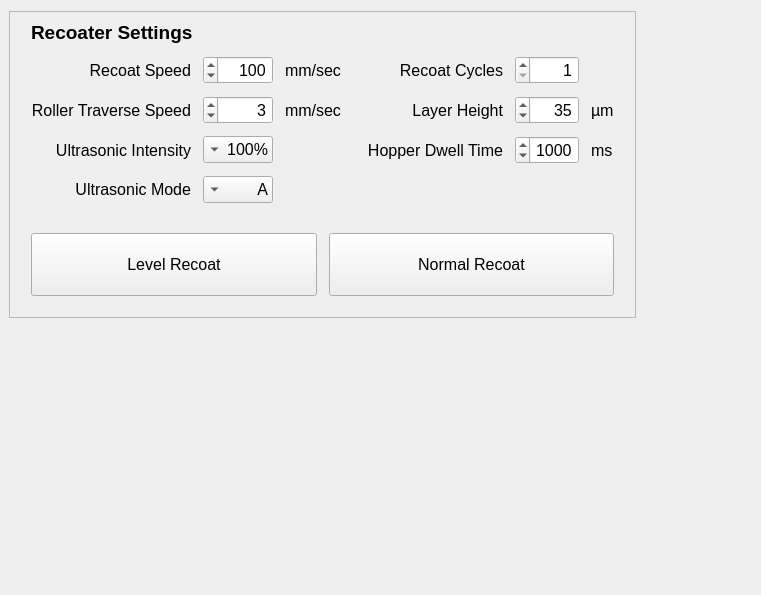
First picture: the form in src/ui/powdersetupwidget.ui, repository BYUCreateResearchLab/CREATE_LAB_Binder_Jet_Printer, before the edit.
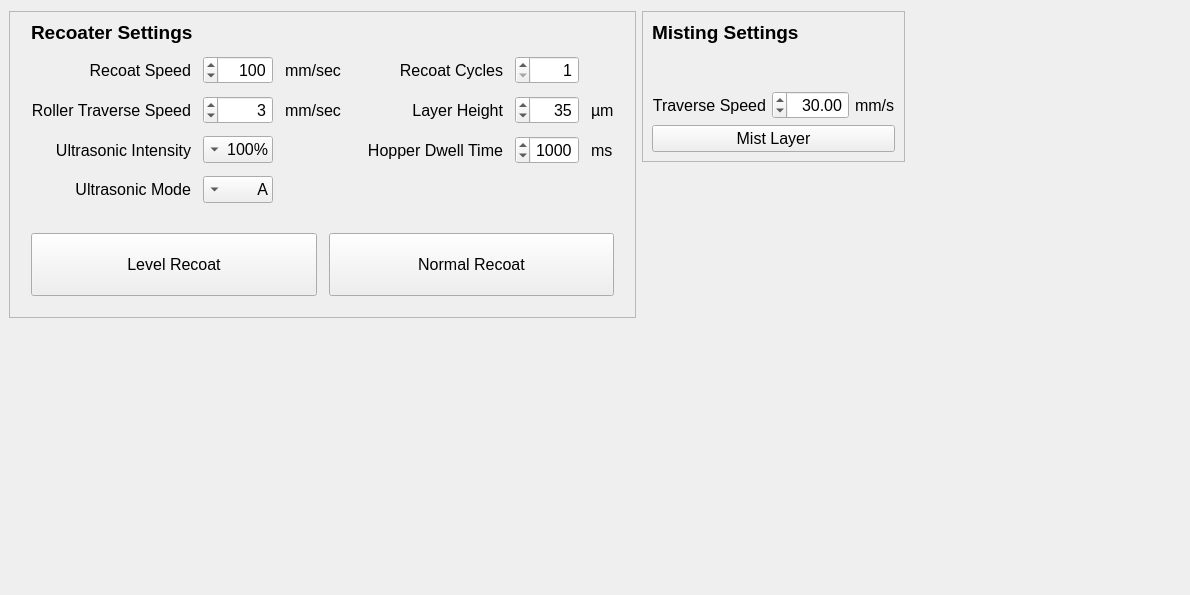
Second picture: the form after the edit.

```diff
--- a/src/ui/powdersetupwidget.ui
+++ b/src/ui/powdersetupwidget.ui
@@ -6,7 +6,7 @@
    <rect>
     <x>0</x>
     <y>0</y>
-    <width>761</width>
+    <width>1190</width>
     <height>595</height>
    </rect>
   </property>
@@ -22,7 +22,20 @@
    <property name="leftMargin">
     <number>9</number>
    </property>
-   <item row="0" column="1">
+   <item row="2" column="0">
+    <spacer name="verticalSpacer">
+     <property name="orientation">
+      <enum>Qt::Vertical</enum>
+     </property>
+     <property name="sizeHint" stdset="0">
+      <size>
+       <width>20</width>
+       <height>40</height>
+      </size>
+     </property>
+    </spacer>
+   </item>
+   <item row="0" column="2">
     <spacer name="horizontalSpacer">
      <property name="orientation">
       <enum>Qt::Horizontal</enum>
@@ -35,20 +48,78 @@
      </property>
     </spacer>
    </item>
-   <item row="1" column="0">
-    <spacer name="verticalSpacer">
-     <property name="orientation">
-      <enum>Qt::Vertical</enum>
+   <item row="0" column="1">
+    <widget class="QFrame" name="mistingFrame">
+     <property name="frameShape">
+      <enum>QFrame::StyledPanel</enum>
      </property>
-     <property name="sizeHint" stdset="0">
-      <size>
-       <width>20</width>
-       <height>40</height>
-      </size>
+     <property name="frameShadow">
+      <enum>QFrame::Sunken</enum>
      </property>
-    </spacer>
+     <layout class="QGridLayout" name="gridLayout">
+      <item row="1" column="1">
+       <widget class="QDoubleSpinBox" name="mistTraverseSpeedSpinBox">
+        <property name="layoutDirection">
+         <enum>Qt::RightToLeft</enum>
+        </property>
+        <property name="alignment">
+         <set>Qt::AlignRight|Qt::AlignTrailing|Qt::AlignVCenter</set>
+        </property>
+        <property name="minimum">
+         <double>1.000000000000000</double>
+        </property>
+        <property name="maximum">
+         <double>150.000000000000000</double>
+        </property>
+        <property name="value">
+         <double>30.000000000000000</double>
+        </property>
+       </widget>
+      </item>
+      <item row="0" column="0" colspan="3">
+       <widget class="QLabel" name="mistingSettingsLabel">
+        <property name="font">
+         <font>
+          <pointsize>14</pointsize>
+          <bold>true</bold>
+         </font>
+        </property>
+        <property name="text">
+         <string>Misting Settings</string>
+        </property>
+        <property name="alignment">
+         <set>Qt::AlignLeading|Qt::AlignLeft|Qt::AlignTop</set>
+        </property>
+       </widget>
+      </item>
+      <item row="1" column="2">
+       <widget class="QLabel" name="label_10">
+        <property name="text">
+         <string>mm/s</string>
+        </property>
+       </widget>
+      </item>
+      <item row="2" column="0" colspan="3">
+       <widget class="QPushButton" name="mistLayerButton">
+        <property name="text">
+         <string>Mist Layer</string>
+        </property>
+       </widget>
+      </item>
+      <item row="1" column="0">
+       <widget class="QLabel" name="label_9">
+        <property name="text">
+         <string>Traverse Speed</string>
+        </property>
+        <property name="alignment">
+         <set>Qt::AlignRight|Qt::AlignTrailing|Qt::AlignVCenter</set>
+        </property>
+       </widget>
+      </item>
+     </layout>
+    </widget>
    </item>
-   <item row="0" column="0">
+   <item row="0" column="0" rowspan="2">
     <widget class="QFrame" name="recoaterSettingsFrame">
      <property name="frameShape">
       <enum>QFrame::StyledPanel</enum>
@@ -489,6 +560,19 @@
      </layout>
     </widget>
    </item>
+   <item row="1" column="1" rowspan="2">
+    <spacer name="verticalSpacer_2">
+     <property name="orientation">
+      <enum>Qt::Vertical</enum>
+     </property>
+     <property name="sizeHint" stdset="0">
+      <size>
+       <width>20</width>
+       <height>40</height>
+      </size>
+     </property>
+    </spacer>
+   </item>
   </layout>
  </widget>
  <resources/>
```
